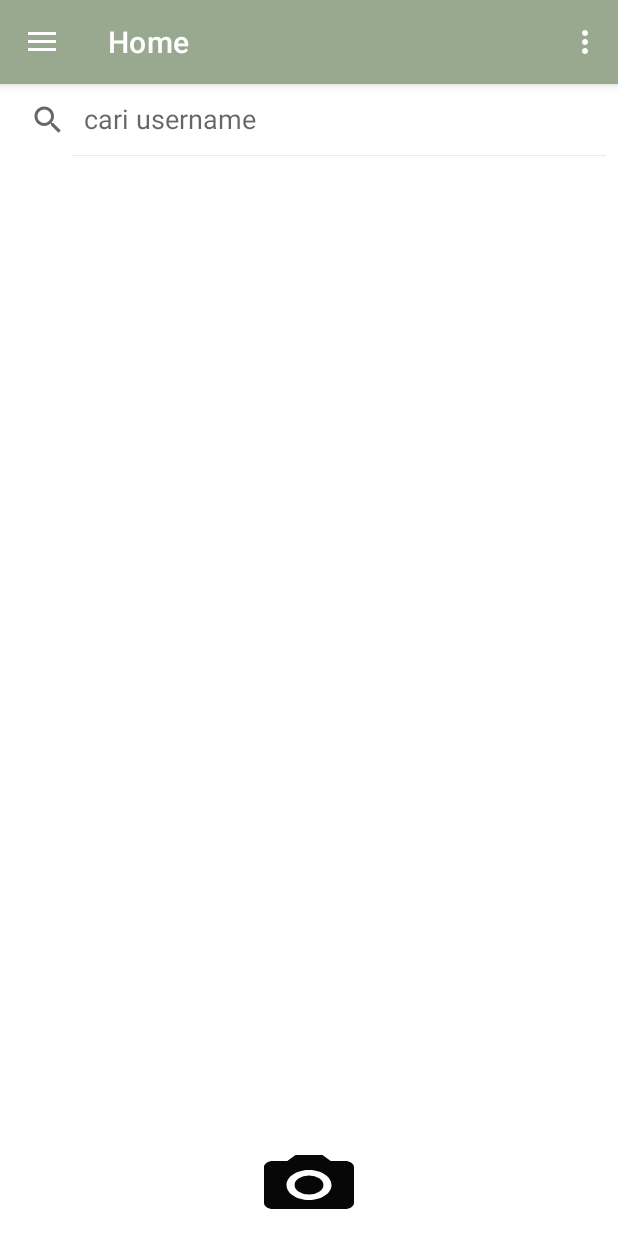
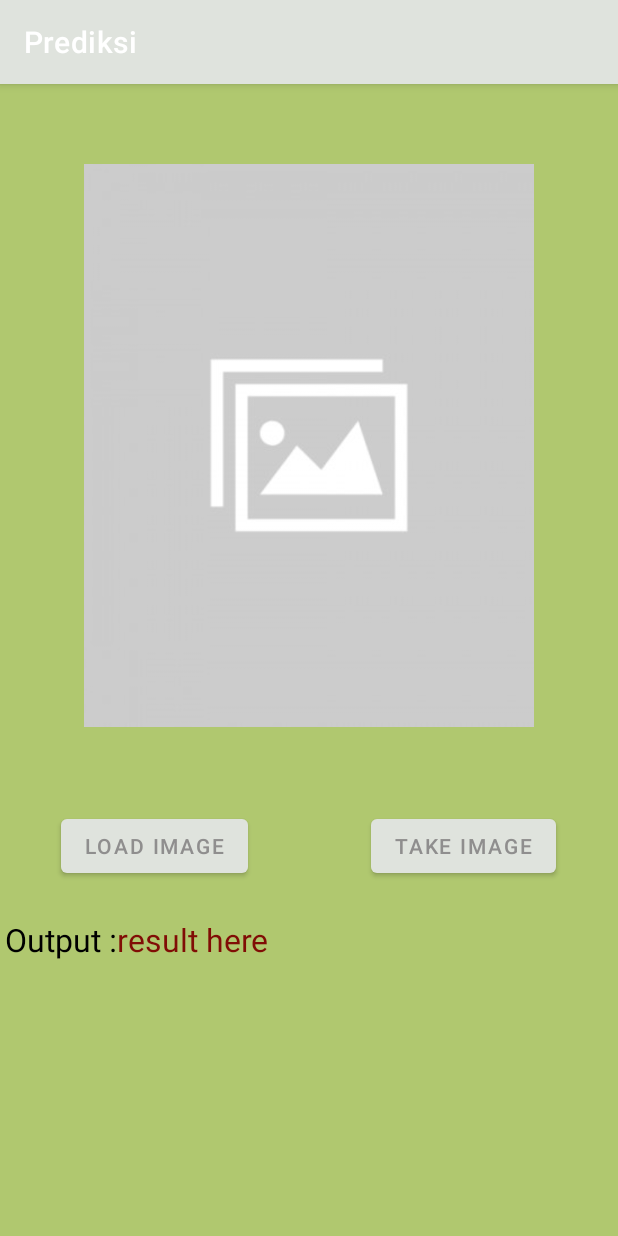
Before and after one commit to Eniria/aplikasiTrafa, an Android app: the screen it shows after launch (MainActivity before the commit, TensorFlow after it), after a tap on "camera", on a phone screen of 412 x 824 dp. Run offline under Robolectric (Android 15) with nearby library versions, the phone set to English and light mode, and no system bars; our stand-ins replace navigation-ui; libraries missing offline, so code that uses them is left out: org.tensorflow.lite.

Commit message:
mendeploy tanserflow

```diff
--- a/app/src/main/java/com/example/traditionfabric/MainActivity.kt
+++ b/app/src/main/java/com/example/traditionfabric/MainActivity.kt
@@ -1,26 +1,21 @@
 package com.example.traditionfabric
 
 import android.content.Intent
-import android.content.pm.PackageManager
 import android.os.Bundle
-import android.provider.MediaStore
 import android.view.Menu
 import android.view.MenuItem
-import android.widget.Button
 import com.google.android.material.navigation.NavigationView
 import androidx.navigation.findNavController
 import androidx.drawerlayout.widget.DrawerLayout
 import androidx.appcompat.app.AppCompatActivity
-import androidx.core.app.ActivityCompat
-import androidx.core.content.ContextCompat
 import androidx.navigation.ui.*
 import com.example.traditionfabric.databinding.ActivityMainBinding
 import com.example.traditionfabric.ui.setting.SettingActivity
 
 class MainActivity : AppCompatActivity() {
 
-    private val cameraRequestId = 1222
-    private lateinit var cameraBtn: Button
+//    private val cameraRequestId = 1222
+//    private lateinit var cameraBtn: Button
     private lateinit var appBarConfiguration: AppBarConfiguration
     private lateinit var binding: ActivityMainBinding
 
@@ -45,27 +40,27 @@ class MainActivity : AppCompatActivity() {
         setupActionBarWithNavController(navController, appBarConfiguration)
         navView.setupWithNavController(navController)
 
-        //pemanggilan fungsi kamera
-        cameraBtn = findViewById(R.id.cameraBtn)
+//        //pemanggilan fungsi kamera
+//        cameraBtn = findViewById(R.id.cameraBtn)
 
-        if (ContextCompat.checkSelfPermission(
-                applicationContext, android.Manifest.permission.CAMERA
-            ) == PackageManager.PERMISSION_DENIED
-        ) {
-            ActivityCompat.requestPermissions(
-                this, arrayOf(android.Manifest.permission.CAMERA), cameraRequestId
-            )
-
-        }
+//        if (ContextCompat.checkSelfPermission(
+//                applicationContext, android.Manifest.permission.CAMERA
+//            ) == PackageManager.PERMISSION_DENIED
+//        ) {
+//            ActivityCompat.requestPermissions(
+//                this, arrayOf(android.Manifest.permission.CAMERA), cameraRequestId
+//            )
+//
+//        }
 
 
 
-        // set camera open
-        cameraBtn.setOnClickListener {
-            val cameraInt = Intent(MediaStore.ACTION_IMAGE_CAPTURE)
-            startActivityForResult(cameraInt, cameraRequestId)
-
-        }
+//        // set camera open
+//        cameraBtn.setOnClickListener {
+//            val cameraInt = Intent(MediaStore.ACTION_IMAGE_CAPTURE)
+//            startActivityForResult(cameraInt, cameraRequestId)
+//
+//        }
     }
 
     override fun onCreateOptionsMenu(menu: Menu): Boolean {
--- /dev/null
+++ b/app/src/main/java/com/example/traditionfabric/TfLite/TensorFlow.kt
@@ -0,0 +1,152 @@
+package com.example.traditionfabric.TfLite
+
+import android.app.Activity
+import android.content.Intent
+import android.content.pm.PackageManager
+import android.graphics.Bitmap
+import android.graphics.BitmapFactory
+import androidx.appcompat.app.AppCompatActivity
+import android.os.Bundle
+import android.provider.MediaStore
+import android.util.Log
+import android.widget.Button
+import android.widget.ImageView
+import android.widget.TextView
+import android.widget.Toast
+import androidx.activity.result.ActivityResult
+import androidx.activity.result.contract.ActivityResultContracts
+import androidx.core.content.ContextCompat
+import com.example.traditionfabric.databinding.ActivityTensorFlowBinding
+import com.example.traditionfabric.ml.ModelTflite
+import org.tensorflow.lite.support.common.ops.NormalizeOp
+import org.tensorflow.lite.support.image.ImageProcessor
+import org.tensorflow.lite.support.image.TensorImage
+import org.tensorflow.lite.support.image.ops.ResizeOp
+import org.tensorflow.lite.support.image.ops.ResizeWithCropOrPadOp
+
+class TensorFlow : AppCompatActivity() {
+    private lateinit var binding: ActivityTensorFlowBinding
+    private lateinit var imageView: ImageView
+    private lateinit var button: Button
+    private lateinit var tvOutput: TextView
+    private val GALLERY_REQUEST_CODE = 123
+    private lateinit var intValues: IntArray
+
+    override fun onCreate(savedInstanceState: Bundle?) {
+        super.onCreate(savedInstanceState)
+        binding = ActivityTensorFlowBinding.inflate(layoutInflater)
+        val view = binding.root
+        setContentView(view)
+
+        imageView = binding.imageView
+        button = binding.btnCaptureImage
+        tvOutput = binding.tvOutput
+        val buttonLoad = binding.btnLoadImage
+
+        intValues = IntArray(imageView.width * imageView.height)
+
+        button.setOnClickListener {
+            if (ContextCompat.checkSelfPermission(this, android.Manifest.permission.CAMERA)
+                == PackageManager.PERMISSION_GRANTED
+            ) {
+                takePicturePreview.launch(null)
+            } else {
+                requestPermission.launch(android.Manifest.permission.CAMERA)
+            }
+        }
+
+        buttonLoad.setOnClickListener {
+            if (ContextCompat.checkSelfPermission(
+                    this,
+                    android.Manifest.permission.READ_EXTERNAL_STORAGE
+                )
+                == PackageManager.PERMISSION_GRANTED
+            ) {
+                val intent =
+                    Intent(Intent.ACTION_PICK, MediaStore.Images.Media.EXTERNAL_CONTENT_URI)
+                intent.type = "image/*"
+                val mimeTypes = arrayOf("image/jpeg", "image/png", "image/jpg")
+                intent.putExtra(Intent.EXTRA_MIME_TYPES, mimeTypes)
+                intent.flags = Intent.FLAG_GRANT_READ_URI_PERMISSION
+                onResult.launch(intent)
+            } else {
+                requestPermission.launch(android.Manifest.permission.READ_EXTERNAL_STORAGE)
+            }
+        }
+
+    }
+
+    // Request camera permission
+    private val requestPermission =
+        registerForActivityResult(ActivityResultContracts.RequestPermission()) { granted ->
+            if (granted) {
+                takePicturePreview.launch(null)
+            } else {
+                Toast.makeText(this, "Permission Denied !! Try Again", Toast.LENGTH_SHORT).show()
+            }
+        }
+
+    // Launch camera and take picture
+    private val takePicturePreview =
+        registerForActivityResult(ActivityResultContracts.TakePicturePreview()) { bitmap ->
+            if (bitmap != null) {
+                imageView.setImageBitmap(bitmap)
+                outputGenerator(bitmap)
+            }
+        }
+
+    // Handle image selection from gallery
+    private val onResult =
+        registerForActivityResult(ActivityResultContracts.StartActivityForResult()) { result ->
+            Log.i("TAG", "this is the result: ${result.data} ${result.resultCode}")
+            onResultReceived(GALLERY_REQUEST_CODE, result)
+        }
+
+    private fun onResultReceived(requestCode: Int, result: ActivityResult?) {
+        when (requestCode) {
+            GALLERY_REQUEST_CODE -> {
+                if (result?.resultCode == Activity.RESULT_OK) {
+                    result.data?.data?.let { uri ->
+                        Log.i("TAG", "onResultReceived: $uri")
+                        val bitmap =
+                            BitmapFactory.decodeStream(contentResolver.openInputStream(uri))
+                        imageView.setImageBitmap(bitmap)
+                        outputGenerator(bitmap)
+                    }
+                } else {
+                    Log.e("TAG", "onActivity: error in selecting image")
+                }
+            }
+        }
+    }
+
+
+
+    private fun outputGenerator(bitmap: Bitmap) {
+        // Deklarasi variabel model TensorFlow Lite
+        val model = ModelTflite.newInstance(this)
+        // Persiapan input tensor menggunakan tensorBuffer
+
+        val inputBuffer = TensorImage.fromBitmap(bitmap)
+        val imageSizeX = inputBuffer.width
+        val imageSizeY = inputBuffer.height
+        val modelInputSize = 224
+        val imageProcessor = ImageProcessor.Builder()
+            .add(ResizeWithCropOrPadOp(modelInputSize, modelInputSize))
+            .add(ResizeOp(imageSizeX, imageSizeY, ResizeOp.ResizeMethod.NEAREST_NEIGHBOR))
+            .add(NormalizeOp(0f, 255f))
+            .build()
+        val processedImageBuffer = imageProcessor.process(inputBuffer)
+
+        // Menjalankan inferensi model
+        val outputs = model.process(processedImageBuffer.tensorBuffer)
+
+        // Mendapatkan hasil dari output tensor
+        val outputFeature0 = outputs.outputFeature0AsTensorBuffer.floatArray
+
+        // Menampilkan hasil atau melakukan tindakan
+        tvOutput.text = outputFeature0.contentToString()
+        Log.i("TAG", "outputGenerator: $outputFeature0")
+    }
+
+}
--- a/app/src/main/java/com/example/traditionfabric/home/HomeFragment.kt
+++ b/app/src/main/java/com/example/traditionfabric/home/HomeFragment.kt
@@ -1,13 +1,16 @@
 package com.example.traditionfabric.ui.home
 
+import android.content.Intent
 import android.os.Bundle
 import android.view.LayoutInflater
 import android.view.View
 import android.view.ViewGroup
+import android.widget.Button
 import androidx.appcompat.widget.SearchView
 import androidx.fragment.app.Fragment
 import androidx.lifecycle.ViewModelProvider
 import com.example.traditionfabric.R
+import com.example.traditionfabric.TfLite.TensorFlow
 import com.example.traditionfabric.databinding.FragmentHomeBinding
 
 
@@ -27,14 +30,25 @@ class HomeFragment : Fragment() {
     ): View {
         val homeViewModel = ViewModelProvider(this).get(HomeViewModel::class.java)
 
+
         _binding = FragmentHomeBinding.inflate(inflater, container, false)
         val root: View = binding.root
 
-       // pemanggilan search di dalam home
-       searchView = root.findViewById(R.id.searchView)
+        // pemangglan btnCamera
+        val cameraButton: Button = root.findViewById(R.id.cameraBtn)
+
+        // pemanggilan search di dalam home
+        searchView = root.findViewById(R.id.searchView)
 
         homeViewModel.text.observe(viewLifecycleOwner) {
 //            textView.text = it
+
+            // menghubungkan button camera ke halam tensorflow
+            cameraButton.setOnClickListener {
+                val intent = Intent(requireContext(), TensorFlow::class.java)
+                startActivity(intent)
+            }
+
         }
         return root
     }
--- /dev/null
+++ b/app/src/main/res/layout/activity_tensor_flow.xml
@@ -0,0 +1,87 @@
+<?xml version="1.0" encoding="utf-8"?>
+<androidx.constraintlayout.widget.ConstraintLayout xmlns:android="http://schemas.android.com/apk/res/android"
+    xmlns:app="http://schemas.android.com/apk/res-auto"
+    xmlns:tools="http://schemas.android.com/tools"
+    android:layout_width="match_parent"
+    android:background="@color/young_leaf"
+    android:layout_height="match_parent"
+    tools:context=".TfLite.TensorFlow">
+
+    <Button
+        android:layout_width="wrap_content"
+        android:layout_height="wrap_content"
+        android:id="@+id/btn_load_image"
+        android:text="Load Image"
+        app:layout_constraintStart_toStartOf="parent"
+        app:layout_constraintTop_toBottomOf="@+id/imageView"
+        app:layout_constraintEnd_toStartOf="@+id/guideline2"
+        android:layout_marginTop="18dp"/>
+
+
+    <ImageView
+        android:layout_width="300dp"
+        android:layout_height="450dp"
+        android:id="@+id/imageView"
+        android:layout_marginTop="16dp"
+        app:layout_constraintEnd_toEndOf="parent"
+        app:layout_constraintStart_toStartOf="parent"
+        app:layout_constraintTop_toTopOf="parent"
+        app:layout_constraintHorizontal_bias="0.5"
+        android:src="@drawable/img_1"/>
+
+
+    <Button
+        android:layout_width="wrap_content"
+        android:layout_height="wrap_content"
+        android:id="@+id/btn_capture_image"
+        android:text="Take Image"
+        app:layout_constraintEnd_toEndOf="parent"
+        app:layout_constraintStart_toStartOf="@id/guideline2"
+        app:layout_constraintTop_toBottomOf="@id/imageView"
+        android:layout_marginTop="18dp"/>
+
+    <TextView
+        android:layout_width="wrap_content"
+        android:layout_height="wrap_content"
+        android:id="@+id/textview"
+        android:text="Output :"
+        android:textSize="21sp"
+        android:layout_marginTop="24dp"
+        app:layout_constraintStart_toStartOf="parent"
+        app:layout_constraintTop_toBottomOf="@id/btn_capture_image"
+        android:layout_marginStart="3dp"
+        android:textColor="@color/black" />
+
+    <TextView
+        android:layout_width="wrap_content"
+        android:layout_height="wrap_content"
+        android:id="@+id/tv_output"
+        android:text="result here"
+        android:textSize="21sp"
+        android:textColor="@color/Read"
+        app:layout_constraintStart_toEndOf="@id/textview"
+        app:layout_constraintTop_toBottomOf="@id/btn_capture_image"
+        android:layout_marginTop="24dp"/>
+
+    <!--    jika di perlukan saja -->
+
+    <!--    <TextView-->
+    <!--        android:layout_width="wrap_content"-->
+    <!--        android:layout_height="wrap_content"-->
+    <!--        android:text="click on your conection to google"-->
+    <!--        app:layout_constraintTop_toBottomOf="@id/textview"-->
+    <!--        android:layout_marginTop="8dp"-->
+    <!--        android:layout_marginStart="36dp"-->
+    <!--        app:layout_constraintStart_toStartOf="parent"-->
+    <!--        android:textSize="13sp"/>-->
+
+    <androidx.constraintlayout.widget.Guideline
+        android:layout_width="wrap_content"
+        android:layout_height="wrap_content"
+        android:id="@+id/guideline2"
+        app:layout_constraintGuide_percent="0.5"
+        android:orientation="vertical"/>
+
+
+
+</androidx.constraintlayout.widget.ConstraintLayout>
--- a/app/src/main/res/layout/app_bar_main.xml
+++ b/app/src/main/res/layout/app_bar_main.xml
@@ -22,34 +22,30 @@
 
     </com.google.android.material.appbar.AppBarLayout>
 
-    <include
-        layout="@layout/content_main"
-        android:layout_width="match_parent"
-        android:layout_height="0dp"
-        android:layout_weight="1" />
+    <include layout="@layout/content_main"/>
 
 
-    <RelativeLayout
-        android:layout_width="match_parent"
-        android:layout_height="wrap_content"
-        android:layout_alignParentBottom="true"
-        android:layout_gravity="bottom"
-        android:padding="10dp">
+<!--    <RelativeLayout-->
+<!--        android:layout_width="match_parent"-->
+<!--        android:layout_height="wrap_content"-->
+<!--        android:layout_alignParentBottom="true"-->
+<!--        android:layout_gravity="bottom"-->
+<!--        android:padding="10dp">-->
 
-        <Button
-            android:id="@+id/cameraBtn"
-            android:layout_width="wrap_content"
-            android:layout_height="wrap_content"
-            android:layout_alignParentStart="true"
-            android:layout_alignParentEnd="true"
-            android:layout_marginStart="160dp"
-            android:layout_marginEnd="160dp"
-            android:background="@drawable/ic_camera"
-            android:contentDescription="camera"
-            android:padding="8dp"
-            android:textStyle="bold" />
+<!--        <Button-->
+<!--            android:id="@+id/cameraBtn"-->
+<!--            android:layout_width="wrap_content"-->
+<!--            android:layout_height="wrap_content"-->
+<!--            android:layout_alignParentStart="true"-->
+<!--            android:layout_alignParentEnd="true"-->
+<!--            android:layout_marginStart="160dp"-->
+<!--            android:layout_marginEnd="160dp"-->
+<!--            android:background="@drawable/ic_camera"-->
+<!--            android:contentDescription="camera"-->
+<!--            android:padding="8dp"-->
+<!--            android:textStyle="bold" />-->
 
-    </RelativeLayout>
+<!--    </RelativeLayout>-->
 
 
 
--- a/app/src/main/res/values/colors.xml
+++ b/app/src/main/res/values/colors.xml
@@ -8,4 +8,6 @@
     <color name="black">#000000</color>
     <color name="white">#FFFFFFFF</color>
     <color name="sage">#99A98F</color>
+    <color name="young_leaf">#b0c86f</color>
+    <color name="Read">#800D05</color>
 </resources>
--- a/app/src/main/res/values/strings.xml
+++ b/app/src/main/res/values/strings.xml
@@ -41,4 +41,5 @@
     <string name="disclaimer">Disclaimer</string>
     <string name="Batik">Songket Bali</string>
     <string name="gunakan">Gunakan Foto</string>
+    <string name="Prediksi">Prediksi</string>
 </resources>
--- a/app/src/main/res/values/themes.xml
+++ b/app/src/main/res/values/themes.xml
@@ -2,9 +2,9 @@
     <!-- Base application theme. -->
     <style name="Theme.TRAFA" parent="Theme.MaterialComponents.DayNight.DarkActionBar">
         <!-- Primary brand color. -->
-        <item name="colorPrimary">#070707</item>
+        <item name="colorPrimary">#DFE3DD</item>
         <item name="colorPrimaryVariant">#99A98F</item>
-        <item name="colorOnPrimary">@color/white</item>
+        <item name="colorOnPrimary">#8F8E8E</item>
         <!-- Secondary brand color. -->
         <item name="colorSecondary">@color/teal_200</item>
         <item name="colorSecondaryVariant">@color/teal_700</item>
```
Also changed, not shown: app/build.gradle (+9 -1 lines), app/src/main/AndroidManifest.xml (+8 -1 lines), app/src/main/java/com/example/traditionfabric/Camera/SaveImageCamera.kt (deleted, +0 -14 lines), app/src/main/res/layout/fragment_home.xml (+20 -0 lines), app/src/main/res/layout/save_image_camera.xml (deleted, +0 -30 lines), app/src/main/res/layout/slide_button_camera.xml (added, +29 -0 lines), app/src/main/res/drawable/img_1.png (added), 1 other file.
